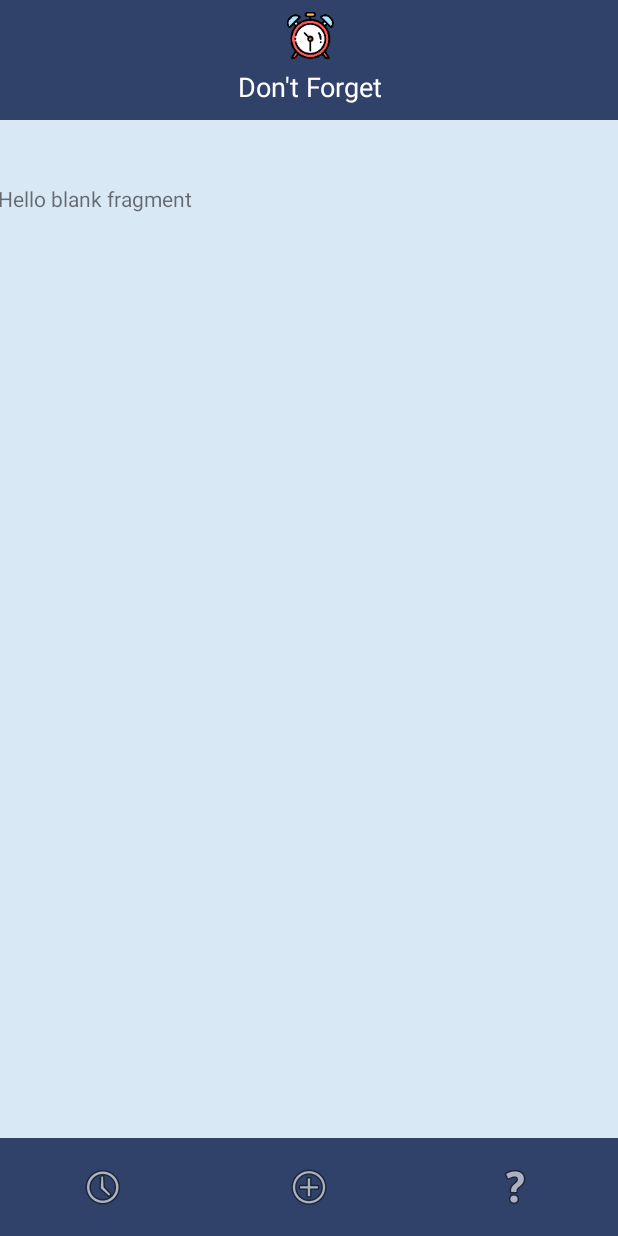
After one commit to Kenie4r/Dont_Forget_app, an Android app: the fragment menu placed in its activity, on a phone screen of 412 x 824 dp. The commit adds this screen. Run offline under Robolectric (Android 15) with nearby library versions, the phone set to English and light mode, and no system bars; Roboto replaces fonts that are not available here.

Commit message:
Lo que hay ahorita

```diff
--- a/app/src/main/java/com/cod3hn/dontforget/MainActivity.kt
+++ b/app/src/main/java/com/cod3hn/dontforget/MainActivity.kt
@@ -22,8 +22,10 @@ class MainActivity : AppCompatActivity() {
 
         //tiempo de duracion
        Handler().postDelayed({
-           var newScreen = Intent(this, dashBoard::class.java)
+           val newScreen = Intent(this, dashBoard::class.java)
            startActivity(newScreen)
+           this.finish()
        }, 4000)
+
     }
 }
--- /dev/null
+++ b/app/src/main/java/com/cod3hn/dontforget/fragments/menu.kt
@@ -0,0 +1,58 @@
+package com.cod3hn.dontforget.fragments
+
+import android.os.Bundle
+import androidx.fragment.app.Fragment
+import android.view.LayoutInflater
+import android.view.View
+import android.view.ViewGroup
+import com.cod3hn.dontforget.R
+
+// TODO: Rename parameter arguments, choose names that match
+// the fragment initialization parameters, e.g. ARG_ITEM_NUMBER
+private const val ARG_PARAM1 = "param1"
+private const val ARG_PARAM2 = "param2"
+
+/**
+ * A simple [Fragment] subclass.
+ * Use the [menu.newInstance] factory method to
+ * create an instance of this fragment.
+ */
+class menu : Fragment() {
+    // TODO: Rename and change types of parameters
+    private var param1: String? = null
+    private var param2: String? = null
+
+    override fun onCreate(savedInstanceState: Bundle?) {
+        super.onCreate(savedInstanceState)
+        arguments?.let {
+            param1 = it.getString(ARG_PARAM1)
+            param2 = it.getString(ARG_PARAM2)
+        }
+    }
+
+    override fun onCreateView(inflater: LayoutInflater, container: ViewGroup?,
+                              savedInstanceState: Bundle?): View? {
+        // Inflate the layout for this fragment
+        return inflater.inflate(R.layout.fragment_menu, container, false)
+    }
+
+    companion object {
+        /**
+         * Use this factory method to create a new instance of
+         * this fragment using the provided parameters.
+         *
+         * @param param1 Parameter 1.
+         * @param param2 Parameter 2.
+         * @return A new instance of fragment menu.
+         */
+        // TODO: Rename and change types and number of parameters
+        @JvmStatic
+        fun newInstance(param1: String, param2: String) =
+                menu().apply {
+                    arguments = Bundle().apply {
+                        putString(ARG_PARAM1, param1)
+                        putString(ARG_PARAM2, param2)
+                    }
+                }
+    }
+}
--- a/app/src/main/res/layout/activity_dash_board.xml
+++ b/app/src/main/res/layout/activity_dash_board.xml
@@ -98,6 +98,7 @@
                     android:layout_height="match_parent"
                     android:layout_weight="1"
                     android:background="@color/Blue"
+                    android:onClick="abrirMenu"
                     app:srcCompat="@android:drawable/ic_menu_help" />
             </LinearLayout>
         </androidx.constraintlayout.widget.ConstraintLayout>
--- /dev/null
+++ b/app/src/main/res/layout/fragment_menu.xml
@@ -0,0 +1,14 @@
+<?xml version="1.0" encoding="utf-8"?>
+<FrameLayout xmlns:android="http://schemas.android.com/apk/res/android"
+    xmlns:tools="http://schemas.android.com/tools"
+    android:layout_width="match_parent"
+    android:layout_height="match_parent"
+    tools:context=".fragments.menu">
+
+    <!-- TODO: Update blank fragment layout -->
+    <TextView
+        android:layout_width="match_parent"
+        android:layout_height="match_parent"
+        android:text="@string/hello_blank_fragment" />
+
+</FrameLayout>
```
Also changed, not shown: app/src/main/java/com/cod3hn/dontforget/dashBoard.kt (+8 -2 lines).
